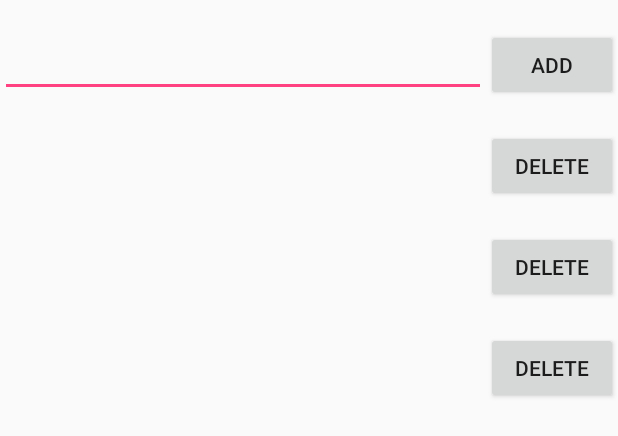
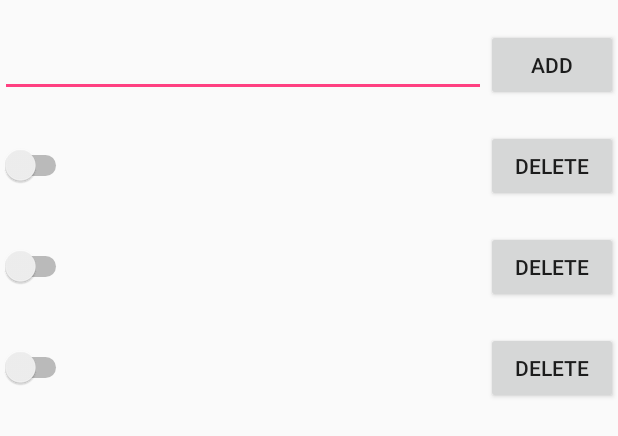
Before and after one commit to neurospeech/ui-atoms-android, an Android app: the layout activity_task_list.xml on its own in the app's theme, with its tools: preview values and no code run, on a phone screen of 412 x 824 dp. Shown: the top 436 px of the screen. Run offline under Robolectric (Android 15) with nearby library versions, the phone set to English and light mode, and no system bars.

```diff
--- a/UIAtomsDemo/app/src/main/java/com/neurospeech/uiatomsdemo/viewmodels/TaskEditorViewModel.java
+++ b/UIAtomsDemo/app/src/main/java/com/neurospeech/uiatomsdemo/viewmodels/TaskEditorViewModel.java
@@ -30,6 +30,8 @@ public class TaskEditorViewModel extends AtomViewModel {
      * Stores list of task
      */
     public final AtomList<Task> tasks = new AtomList<>();
+
+    public final AtomList<Task> selectedTasks = new AtomList<>();
 
     /**
      * Model for storing new task to be added
--- a/UIAtomsDemo/app/src/main/res/layout/activity_task_list.xml
+++ b/UIAtomsDemo/app/src/main/res/layout/activity_task_list.xml
@@ -54,6 +54,7 @@
             atom:layout="@{R.layout.item_task}"
             atom:viewModel="@{viewModel}"
             atom:itemHeader="@{ item -> viewModel.getHeader(item) }"
+            atom:selectedItems="@{ viewModel.selectedTasks }"
             atom:headerLayout="@{ R.layout.list_header_task }"
             atom:footerLayout="@{ R.layout.list_footer_task }"
             tools:listitem="@layout/item_task"></com.neurospeech.uiatoms.AtomListView>
--- a/UIAtomsDemo/app/src/main/res/layout/item_task.xml
+++ b/UIAtomsDemo/app/src/main/res/layout/item_task.xml
@@ -16,6 +16,7 @@
             type="com.neurospeech.uiatoms.AtomListView.ItemModel"/>
 
         <import type="android.view.View"/>
+        <import type="com.neurospeech.uiatomsdemo.R"/>
 
 
     </data>
@@ -33,9 +34,16 @@
             />
 
         <LinearLayout
-            android:orientation="horizontal" android:layout_width="match_parent"
+            android:background="@{ itemModel.selected ? @drawable/list_selected_item_background : @drawable/list_item_background }"
+            android:orientation="horizontal"
+            android:layout_width="match_parent"
             android:layout_height="wrap_content">
 
+            <Switch
+                android:layout_width="wrap_content"
+                android:layout_height="wrap_content"
+                android:checked="@={ itemModel.selected }"
+                />
 
             <TextView
                 android:layout_width="0dp"
--- a/UIAtomsDemo/app/src/main/res/values/colors.xml
+++ b/UIAtomsDemo/app/src/main/res/values/colors.xml
@@ -3,4 +3,6 @@
     <color name="colorPrimary">#3F51B5</color>
     <color name="colorPrimaryDark">#303F9F</color>
     <color name="colorAccent">#FF4081</color>
+    <color name="itemDark">#A0A0FF</color>
+    <color name="itemLight">#FFFFFF</color>
 </resources>
--- a/UIAtomsDemo/uiatoms/build.gradle
+++ b/UIAtomsDemo/uiatoms/build.gradle
@@ -8,8 +8,8 @@ android {
     defaultConfig {
         minSdkVersion 15
         targetSdkVersion 26
-        versionCode 14
-        versionName "1.0.14"
+        versionCode 15
+        versionName "1.0.15"
 
         testInstrumentationRunner "android.support.test.runner.AndroidJUnitRunner"
     }
--- /dev/null
+++ b/UIAtomsDemo/uiatoms/src/main/res/values/colors.xml
@@ -0,0 +1,5 @@
+<?xml version="1.0" encoding="utf-8"?>
+<resources>
+    <drawable name="list_item_background">#FFFFFF</drawable>
+    <drawable name="list_selected_item_background">#C5C5FF</drawable>
+</resources>
```
Also changed, not shown: UIAtomsDemo/app/src/main/java/com/neurospeech/uiatomsdemo/services/TaskService.java (+8 -0 lines), UIAtomsDemo/uiatoms/src/main/java/com/neurospeech/uiatoms/AtomListView.java (+22 -21 lines).
